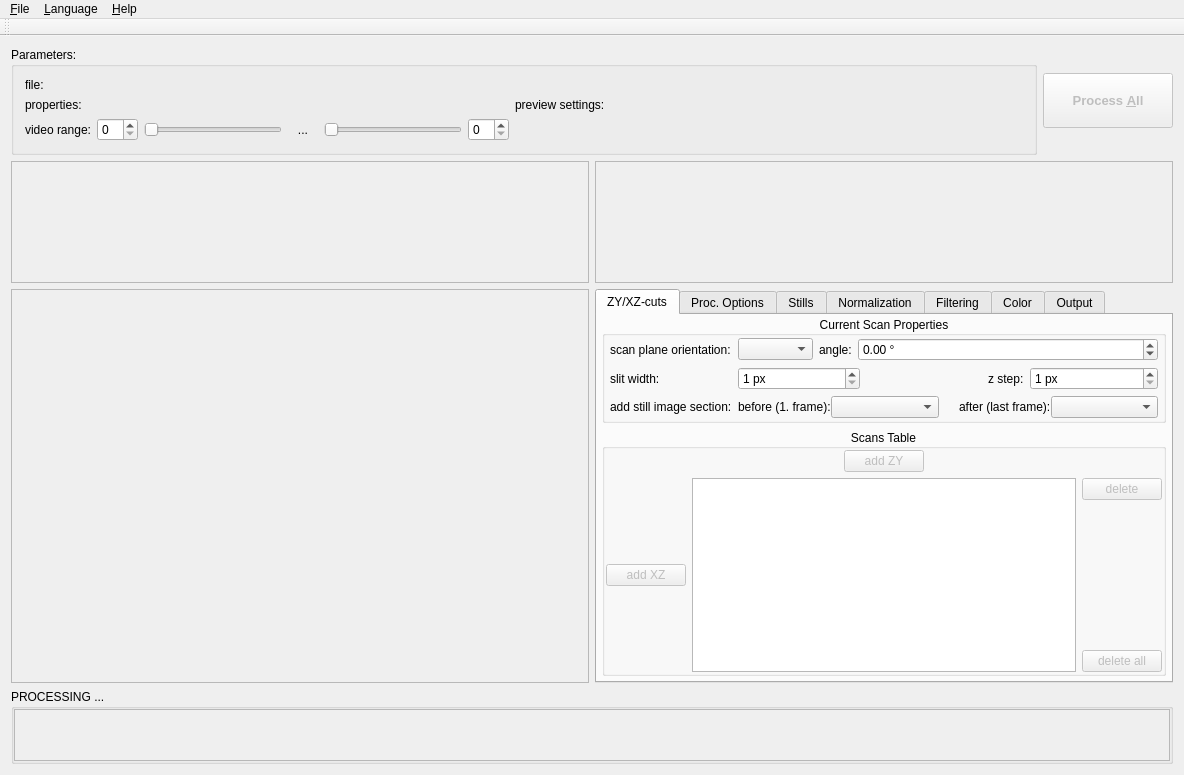
Old version of the form source/mainwindow.ui in the repository jkriege2/SlitScanGenerator.
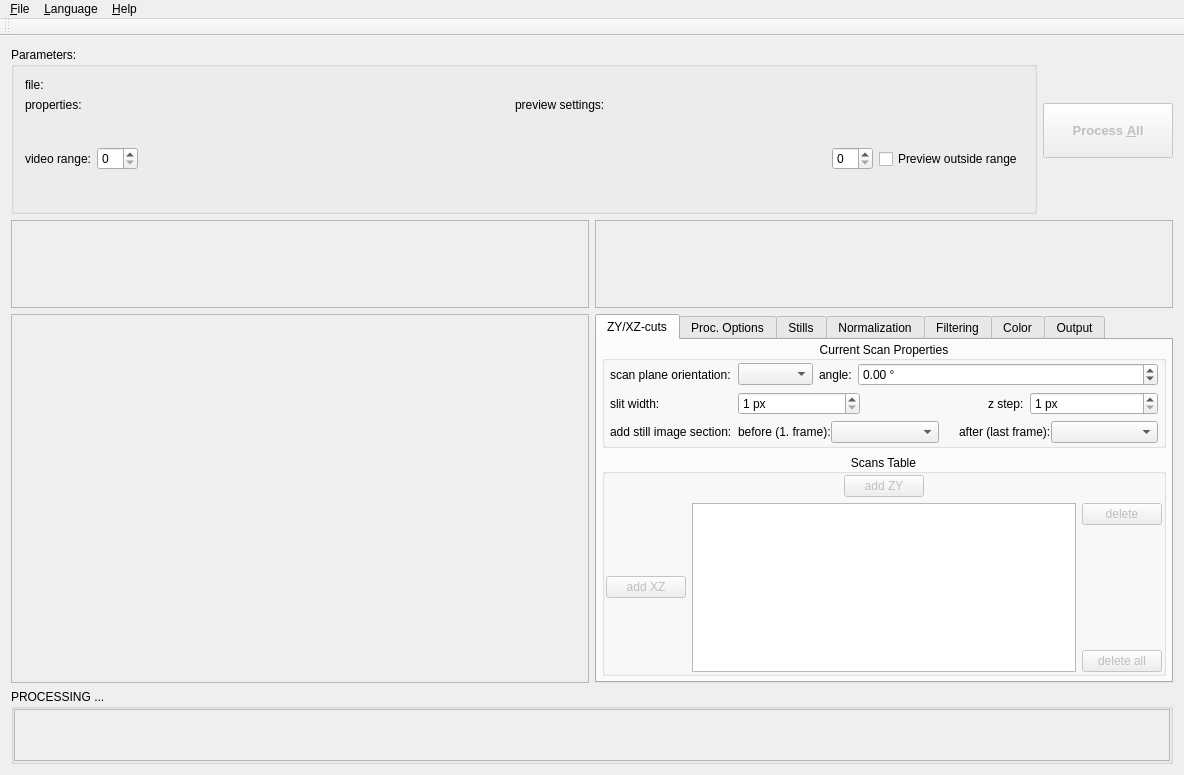
New version of the form. Icons and pictures are not drawn. Custom widgets are drawn as their Qt base class.

Commit message:
Add interactive filmstrip range selector
Replace the separate range sliders with a thumbnail filmstrip while retaining numeric frame fields. Add preview scrubbing, wheel and pinch gestures, tooltips, fixed exclusion indicator, and double-click full-range reset. Treat the selected end frame as inclusive and update translations.

What changed in the file:
```diff
--- a/source/mainwindow.ui
+++ b/source/mainwindow.ui
@@ -92,35 +92,31 @@
            </property>
           </widget>
          </item>
-         <item row="2" column="1">
-          <layout class="QHBoxLayout" name="horizontalLayout_7">
+         <item row="2" column="1" colspan="3">
+          <layout class="QHBoxLayout" name="horizontalLayout_7" stretch="0,1,0,0">
            <item>
             <widget class="QSpinBox" name="spinFirstFrame"/>
            </item>
            <item>
-            <widget class="QSlider" name="slideFirstFrame">
-             <property name="orientation">
-              <enum>Qt::Orientation::Horizontal</enum>
-             </property>
-            </widget>
-           </item>
-           <item>
-            <widget class="QLabel" name="label_24">
-             <property name="text">
-              <string>   ...   </string>
-             </property>
-            </widget>
-           </item>
-           <item>
-            <widget class="QSlider" name="slideLastFrame">
-             <property name="orientation">
-              <enum>Qt::Orientation::Horizontal</enum>
+            <widget class="VideoRangeSlider" name="videoRangeSlider" native="true">
+             <property name="minimumSize">
+              <size>
+               <width>320</width>
+               <height>82</height>
+              </size>
              </property>
             </widget>
            </item>
            <item>
             <widget class="QSpinBox" name="spinLastFrame"/>
            </item>
+           <item>
+            <widget class="QCheckBox" name="chkPreviewOutsideRange">
+             <property name="text">
+              <string>Preview outside range</string>
+             </property>
+            </widget>
+           </item>
           </layout>
          </item>
         </layout>
@@ -1418,6 +1414,11 @@
  </widget>
  <layoutdefault spacing="6" margin="11"/>
  <customwidgets>
+  <customwidget>
+   <class>VideoRangeSlider</class>
+   <extends>QWidget</extends>
+   <header>videorangeslider.h</header>
+  </customwidget>
   <customwidget>
    <class>TasksWidget</class>
    <extends>QWidget</extends>
```
Left out of the diff: 64 changed lines with no effect on the pictures. The commit also changes 8 other files.
